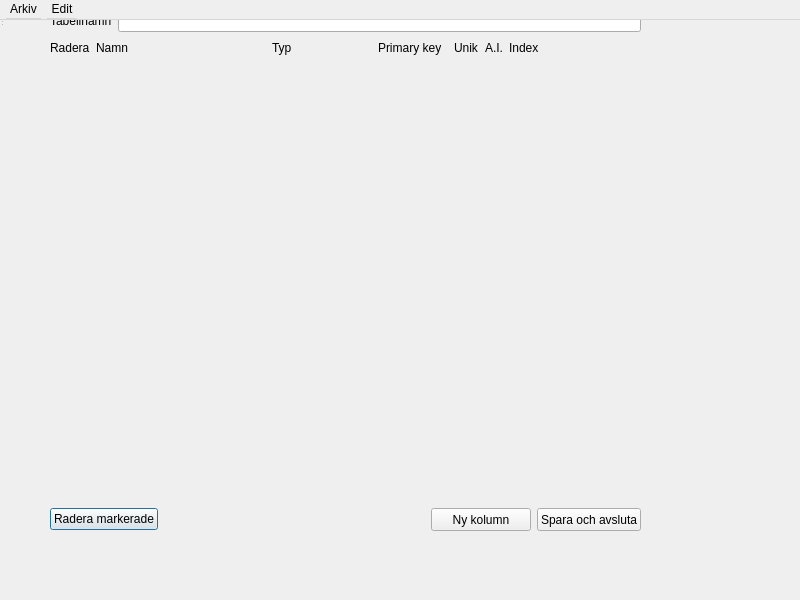
Before: the Qt Designer form tablewindow.ui in MrClaso/RoomDBWizard, drawn with Qt 5.
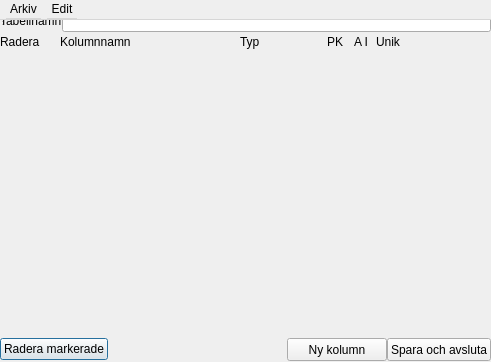
After: the same form once the commit is applied.

Commit message: Added ColumnPaket. Deleted general.h Class instead of struct.

What changed in the file:
```diff
--- a/tablewindow.ui
+++ b/tablewindow.ui
@@ -6,8 +6,8 @@
    <rect>
     <x>0</x>
     <y>0</y>
-    <width>800</width>
-    <height>600</height>
+    <width>491</width>
+    <height>362</height>
    </rect>
   </property>
   <property name="windowTitle">
@@ -18,20 +18,23 @@
     <rect>
      <x>0</x>
      <y>0</y>
-     <width>641</width>
-     <height>541</height>
+     <width>491</width>
+     <height>361</height>
     </rect>
    </property>
    <widget class="QWidget" name="verticalLayoutWidget">
     <property name="geometry">
      <rect>
-      <x>50</x>
+      <x>0</x>
       <y>10</y>
-      <width>591</width>
-      <height>521</height>
+      <width>491</width>
+      <height>351</height>
      </rect>
     </property>
     <layout class="QVBoxLayout" name="verticalLayout">
+     <property name="spacing">
+      <number>0</number>
+     </property>
      <property name="sizeConstraint">
       <enum>QLayout::SetNoConstraint</enum>
      </property>
@@ -53,6 +56,12 @@
       <layout class="QHBoxLayout" name="horizontalLayout_3">
        <item>
         <widget class="QLabel" name="label_5">
+         <property name="minimumSize">
+          <size>
+           <width>60</width>
+           <height>0</height>
+          </size>
+         </property>
          <property name="text">
           <string>Radera</string>
          </property>
@@ -68,7 +77,7 @@
          </property>
          <property name="minimumSize">
           <size>
-           <width>170</width>
+           <width>180</width>
            <height>0</height>
           </size>
          </property>
@@ -79,7 +88,7 @@
           </size>
          </property>
          <property name="text">
-          <string>Namn</string>
+          <string>Kolumnnamn</string>
          </property>
         </widget>
        </item>
@@ -93,7 +102,7 @@
          </property>
          <property name="minimumSize">
           <size>
-           <width>100</width>
+           <width>87</width>
            <height>0</height>
           </size>
          </property>
@@ -109,53 +118,40 @@
         </widget>
        </item>
        <item>
-        <widget class="QLabel" name="label_3">
-         <property name="sizePolicy">
-          <sizepolicy hsizetype="Minimum" vsizetype="Preferred">
-           <horstretch>0</horstretch>
-           <verstretch>0</verstretch>
-          </sizepolicy>
-         </property>
+        <widget class="QLabel" name="label_7">
          <property name="minimumSize">
           <size>
-           <width>70</width>
+           <width>27</width>
            <height>0</height>
           </size>
          </property>
          <property name="text">
-          <string>Primary key</string>
+          <string>PK</string>
          </property>
         </widget>
        </item>
        <item>
         <widget class="QLabel" name="label_4">
-         <property name="sizePolicy">
-          <sizepolicy hsizetype="Minimum" vsizetype="Preferred">
-           <horstretch>0</horstretch>
-           <verstretch>0</verstretch>
-          </sizepolicy>
+         <property name="minimumSize">
+          <size>
+           <width>22</width>
+           <height>0</height>
+          </size>
          </property>
+         <property name="text">
+          <string>A I</string>
+         </property>
+        </widget>
+       </item>
+       <item>
+        <widget class="QLabel" name="label_3">
          <property name="text">
           <string>Unik</string>
          </property>
         </widget>
        </item>
        <item>
-        <widget class="QLabel" name="label_7">
-         <property name="text">
-          <string>A.I.</string>
-         </property>
-        </widget>
-       </item>
-       <item>
-        <widget class="QLabel" name="label_8">
-         <property name="text">
-          <string>Index</string>
-         </property>
-        </widget>
-       </item>
-       <item>
-        <spacer name="horizontalSpacer_3">
+        <spacer name="horizontalSpacer_2">
          <property name="orientation">
           <enum>Qt::Horizontal</enum>
          </property>
```
Left out of the diff: 2 changed lines with no effect on the pictures. The commit also changes 8 other files.
